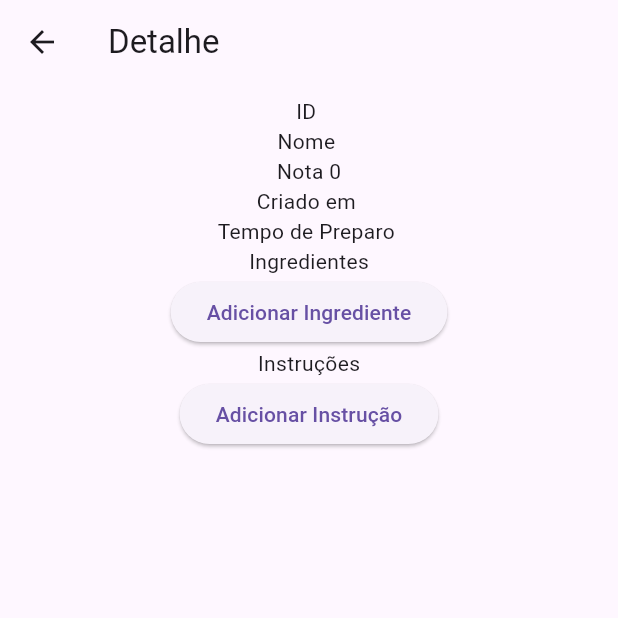
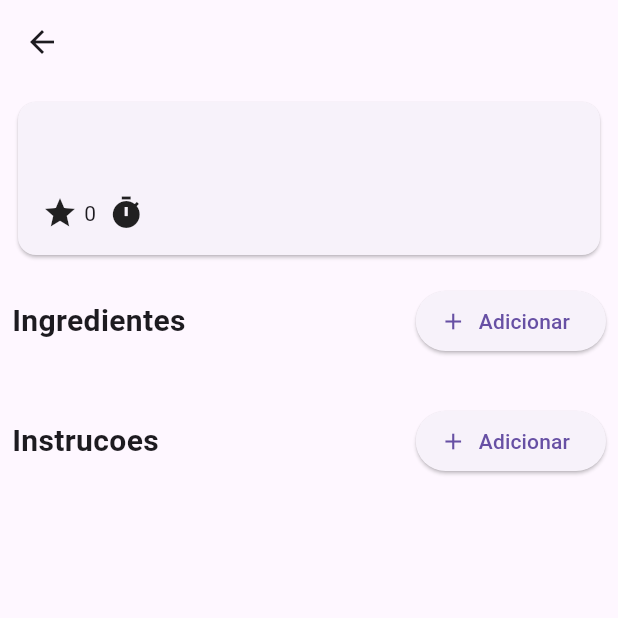
Before and after one commit to RicardoMBregalda/flutter_receitas, a Flutter app: the ReceitaDetalheScreen screen opened directly with empty values, on a phone screen of 412 x 824 dp, the top half of it. Run offline on Flutter 3.47's test engine with Material 3 defaults, Android fonts, the phone set to English and light mode, and no system bars; our stand-ins replace logger, sqflite; accounts and stored records are empty.

Commit message:
nova aba de detalhes

```diff
--- a/lib/screens/receita_detalhe_screen.dart
+++ b/lib/screens/receita_detalhe_screen.dart
@@ -91,20 +91,89 @@ class _ReceitaDetalheScreenState extends State<ReceitaDetalheScreen> {
   @override
   Widget build(BuildContext context) {
     return Scaffold(
-      appBar: AppBar(title: Text('Detalhe')),
+      appBar: AppBar(title: Text(_receita.nome)),
       body: Padding(
         padding: EdgeInsets.all(8),
         child: SingleChildScrollView(
           child: Center(
             child: Column(
               children: [
-                Text('ID ${_receita.id}'),
-                Text('Nome ${_receita.nome}'),
-                Text('Nota ${_receita.nota}'),
-                Text('Criado em ${_receita.criadoEm}'),
-                Text('Tempo de Preparo ${_receita.tempoPreparo}'),
-                Text('Ingredientes'),
-                ListView.builder(
+                _buildHeader(),
+                SizedBox(height: 16),
+                _buildListaIngredientes(),
+                SizedBox(height: 16),
+                _buildListaInstrucoes(),
+              ],
+            ),
+          ),
+        ),
+      ),
+    );
+  }
+
+  Widget _buildHeader() {
+    return Card(
+      child: Container(
+        decoration: BoxDecoration(),
+        padding: EdgeInsets.all(16),
+
+        child: Column(
+          crossAxisAlignment: CrossAxisAlignment.start,
+
+          children: [
+            Row(
+              mainAxisAlignment: MainAxisAlignment.spaceBetween,
+              children: [
+                Text(
+                  _receita.nome,
+                  style: TextStyle(fontSize: 24, fontWeight: FontWeight.bold),
+                ),
+                // ElevatedButton(onPressed: () {}, child: Icon(Icons.edit)),
+              ],
+            ),
+
+            SizedBox(height: 12),
+            Row(
+              children: [
+                Icon(Icons.star),
+                SizedBox(width: 4),
+                Text(_receita.nota.toString()),
+                SizedBox(width: 8),
+                Icon(Icons.timer),
+                SizedBox(width: 4),
+                Text(_receita.tempoPreparo),
+              ],
+            ),
+          ],
+        ),
+      ),
+    );
+  }
+
+  Widget _buildListaIngredientes() {
+    return Column(
+      crossAxisAlignment: CrossAxisAlignment.start,
+
+      children: [
+        Row(
+          mainAxisAlignment: MainAxisAlignment.spaceBetween,
+
+          children: [
+            Text(
+              "Ingredientes",
+              style: TextStyle(fontSize: 20, fontWeight: FontWeight.bold),
+            ),
+            ElevatedButton.icon(
+              onPressed: criarInstrucao,
+              icon: Icon(Icons.add),
+              label: Text("Adicionar"),
+            ),
+          ],
+        ),
+        SizedBox(height: 8),
+        Card(
+          child: ListView.builder(
+            padding: EdgeInsets.zero,
             shrinkWrap: true,
             physics: NeverScrollableScrollPhysics(),
             itemCount: _ingredientes.length,
@@ -114,13 +183,11 @@ class _ReceitaDetalheScreenState extends State<ReceitaDetalheScreen> {
                   mainAxisSize: MainAxisSize.min,
                   children: [
                     IconButton(
-                            onPressed:
-                                () => editarIngrediente(_ingredientes[index]),
+                      onPressed: () => editarIngrediente(_ingredientes[index]),
                       icon: Icon(Icons.edit),
                     ),
                     IconButton(
-                            onPressed:
-                                () => removerIngrediente(_ingredientes[index]),
+                      onPressed: () => removerIngrediente(_ingredientes[index]),
                       icon: Icon(Icons.delete),
                     ),
                   ],
@@ -131,14 +198,36 @@ class _ReceitaDetalheScreenState extends State<ReceitaDetalheScreen> {
               );
             },
           ),
-                ElevatedButton(
-                  onPressed: criarIngrediente,
-                  child: Text("Adicionar Ingrediente"),
         ),
-                Text('Instruções'),
-                ListView.builder(
+      ],
+    );
+  }
+
+  Widget _buildListaInstrucoes() {
+    return Column(
+      crossAxisAlignment: CrossAxisAlignment.start,
+
+      children: [
+        Row(
+          mainAxisAlignment: MainAxisAlignment.spaceBetween,
+
+          children: [
+            Text(
+              "Instrucoes",
+              style: TextStyle(fontSize: 20, fontWeight: FontWeight.bold),
+            ),
+            ElevatedButton.icon(
+              onPressed: criarInstrucao,
+              icon: Icon(Icons.add),
+              label: Text("Adicionar"),
+            ),
+          ],
+        ),
+        SizedBox(height: 8),
+        Card(
+          child: ListView.builder(
+            padding: EdgeInsets.zero,
             shrinkWrap: true,
-                  physics: NeverScrollableScrollPhysics(),
             itemCount: _instrucoes.length,
             itemBuilder: (context, index) {
               return ListTile(
@@ -146,36 +235,21 @@ class _ReceitaDetalheScreenState extends State<ReceitaDetalheScreen> {
                   mainAxisSize: MainAxisSize.min,
                   children: [
                     IconButton(
-                            onPressed:
-                                () => editarInstrucao(_instrucoes[index]),
+                      onPressed: () => editarInstrucao(_instrucoes[index]),
                       icon: Icon(Icons.edit),
                     ),
                     IconButton(
-                            onPressed:
-                                () => removerInstrucao(_instrucoes[index]),
+                      onPressed: () => removerInstrucao(_instrucoes[index]),
                       icon: Icon(Icons.delete),
                     ),
                   ],
                 ),
                 title: Text(_instrucoes[index].instrucao),
-                      onTap:
-                          () => Navigator.pushNamed(
-                            context,
-                            InstrucaoEditScreen.routeName,
-                            arguments: _instrucoes[index],
-                          ).then((_) => _carregarDados()),
               );
             },
           ),
-                ElevatedButton(
-                  onPressed: criarInstrucao,
-                  child: Text("Adicionar Instrução"),
         ),
       ],
-            ),
-          ),
-        ),
-      ),
     );
   }
 }
```
Lines whose indentation alone changed are shown as unchanged.
